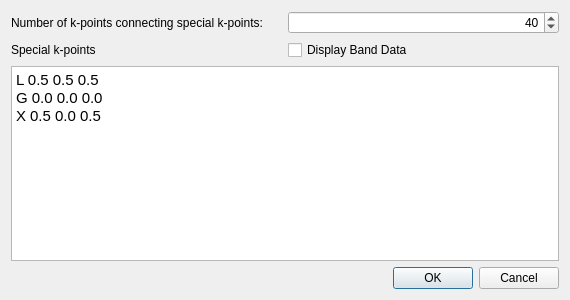
First picture: the form in libavogadro/src/extensions/yaehmop/yaehmopbanddialog.ui, repository SSeBastian3/avogadro, before the edit.
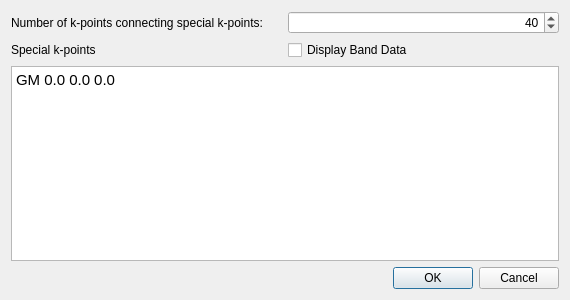
Second picture: the form after the edit.

Patch:
```diff
--- a/libavogadro/src/extensions/yaehmop/yaehmopbanddialog.ui
+++ b/libavogadro/src/extensions/yaehmop/yaehmopbanddialog.ui
@@ -41,9 +41,7 @@
 &lt;html&gt;&lt;head&gt;&lt;meta name=&quot;qrichtext&quot; content=&quot;1&quot; /&gt;&lt;style type=&quot;text/css&quot;&gt;
 p, li { white-space: pre-wrap; }
 &lt;/style&gt;&lt;/head&gt;&lt;body style=&quot; font-family:'Ubuntu'; font-size:11pt; font-weight:400; font-style:normal;&quot;&gt;
-&lt;p style=&quot; margin-top:0px; margin-bottom:0px; margin-left:0px; margin-right:0px; -qt-block-indent:0; text-indent:0px;&quot;&gt;L 0.5 0.5 0.5&lt;/p&gt;
-&lt;p style=&quot; margin-top:0px; margin-bottom:0px; margin-left:0px; margin-right:0px; -qt-block-indent:0; text-indent:0px;&quot;&gt;G 0.0 0.0 0.0&lt;/p&gt;
-&lt;p style=&quot; margin-top:0px; margin-bottom:0px; margin-left:0px; margin-right:0px; -qt-block-indent:0; text-indent:0px;&quot;&gt;X 0.5 0.0 0.5&lt;/p&gt;&lt;/body&gt;&lt;/html&gt;</string>
+&lt;p style=&quot; margin-top:0px; margin-bottom:0px; margin-left:0px; margin-right:0px; -qt-block-indent:0; text-indent:0px;&quot;&gt;GM 0.0 0.0 0.0&lt;/p&gt;&lt;/body&gt;&lt;/html&gt;</string>
      </property>
     </widget>
    </item>
```
Left out of the diff: 2 changed lines with no effect on the pictures.
